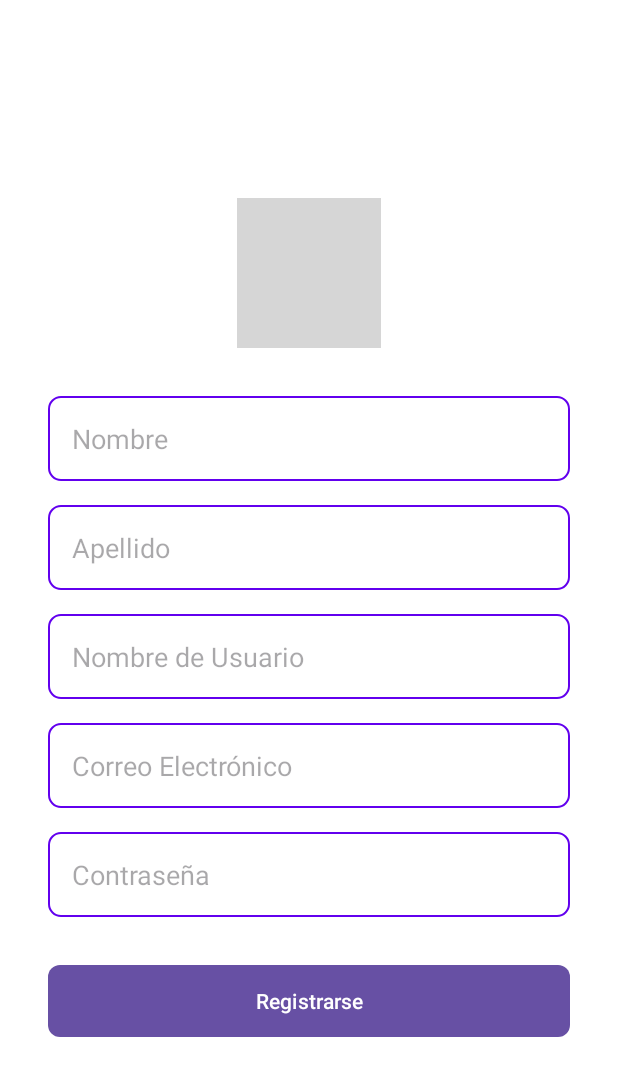
After one commit to MichaelC27/NewsNowApp, an Android app: the Registrar screen opened directly, with no data from a screen before it, on a phone screen of 412 x 824 dp. The commit adds this screen. Shown: the top 1076 px of the screen. Run offline under Robolectric (Android 15) with nearby library versions, the phone set to English and light mode, and no system bars; network calls fail; grey boxes are pictures that could not be loaded.

Commit message:
Se agrego las actividades login y registrar usuario

```diff
--- a/app/src/main/AndroidManifest.xml
+++ b/app/src/main/AndroidManifest.xml
@@ -15,7 +15,10 @@
         android:theme="@style/Theme.NewsNow"
         tools:targetApi="31">
         <activity
-            android:name=".Usuario"
+            android:name=".Registrar"
+            android:exported="false" />
+        <activity
+            android:name=".Login"
             android:exported="false" />
         <activity
             android:name=".InfoNoticias"
--- /dev/null
+++ b/app/src/main/java/com/laabbb/newsnow/Registrar.java
@@ -0,0 +1,24 @@
+package com.laabbb.newsnow;
+
+import android.os.Bundle;
+
+import androidx.activity.EdgeToEdge;
+import androidx.appcompat.app.AppCompatActivity;
+import androidx.core.graphics.Insets;
+import androidx.core.view.ViewCompat;
+import androidx.core.view.WindowInsetsCompat;
+
+public class Registrar extends AppCompatActivity {
+
+    @Override
+    protected void onCreate(Bundle savedInstanceState) {
+        super.onCreate(savedInstanceState);
+        EdgeToEdge.enable(this);
+        setContentView(R.layout.activity_registrar);
+        ViewCompat.setOnApplyWindowInsetsListener(findViewById(R.id.main), (v, insets) -> {
+            Insets systemBars = insets.getInsets(WindowInsetsCompat.Type.systemBars());
+            v.setPadding(systemBars.left, systemBars.top, systemBars.right, systemBars.bottom);
+            return insets;
+        });
+    }
+}
--- /dev/null
+++ b/app/src/main/res/drawable/button_background.xml
@@ -0,0 +1,4 @@
+<shape xmlns:android="http://schemas.android.com/apk/res/android">
+    <solid android:color="@color/primaryDark"/>
+    <corners android:radius="8dp"/>
+</shape>
--- /dev/null
+++ b/app/src/main/res/drawable/edittext_background.xml
@@ -0,0 +1,6 @@
+<shape xmlns:android="http://schemas.android.com/apk/res/android">
+    <solid android:color="@android:color/white"/>
+    <corners android:radius="8dp"/>
+    <stroke android:width="1dp" android:color="@color/primary"/>
+    <padding android:left="10dp" android:top="10dp" android:right="10dp" android:bottom="10dp"/>
+</shape>
--- /dev/null
+++ b/app/src/main/res/layout/activity_registrar.xml
@@ -0,0 +1,87 @@
+<?xml version="1.0" encoding="utf-8"?>
+<androidx.constraintlayout.widget.ConstraintLayout xmlns:android="http://schemas.android.com/apk/res/android"
+    xmlns:app="http://schemas.android.com/apk/res-auto"
+    xmlns:tools="http://schemas.android.com/tools"
+    android:id="@+id/main"
+    android:layout_width="match_parent"
+    android:layout_height="match_parent"
+    android:background="@color/background"
+    tools:context=".Registrar">
+
+    <LinearLayout
+        android:layout_width="match_parent"
+        android:layout_height="match_parent"
+        android:orientation="vertical"
+        android:gravity="center"
+        android:padding="32dp">
+
+        <ImageView
+            android:id="@+id/logo"
+            android:layout_width="wrap_content"
+            android:layout_height="100dp"
+            android:layout_marginBottom="32dp"
+            android:contentDescription="@string/logo"
+            android:src="@drawable/logo" />
+
+        <EditText
+            android:id="@+id/first_name"
+            android:layout_width="match_parent"
+            android:layout_height="wrap_content"
+            android:layout_marginBottom="16dp"
+            android:background="@drawable/edittext_background"
+            android:hint="@string/first_name"
+            android:inputType="text"
+            android:padding="16dp" />
+
+        <EditText
+            android:id="@+id/last_name"
+            android:layout_width="match_parent"
+            android:layout_height="wrap_content"
+            android:layout_marginBottom="16dp"
+            android:background="@drawable/edittext_background"
+            android:hint="@string/last_name"
+            android:inputType="text"
+            android:padding="16dp" />
+
+        <EditText
+            android:id="@+id/username"
+            android:layout_width="match_parent"
+            android:layout_height="wrap_content"
+            android:layout_marginBottom="16dp"
+            android:background="@drawable/edittext_background"
+            android:hint="@string/username"
+            android:inputType="text"
+            android:padding="16dp" />
+
+        <EditText
+            android:id="@+id/email"
+            android:layout_width="match_parent"
+            android:layout_height="wrap_content"
+            android:layout_marginBottom="16dp"
+            android:background="@drawable/edittext_background"
+            android:hint="@string/email"
+            android:inputType="textEmailAddress"
+            android:padding="16dp" />
+
+        <EditText
+            android:id="@+id/password"
+            android:layout_width="match_parent"
+            android:layout_height="wrap_content"
+            android:layout_marginBottom="16dp"
+            android:background="@drawable/edittext_background"
+            android:hint="@string/password"
+            android:inputType="textPassword"
+            android:padding="16dp" />
+
+        <Button
+            android:id="@+id/register_button"
+            android:layout_width="match_parent"
+            android:layout_height="wrap_content"
+            android:layout_marginTop="16dp"
+            android:background="@drawable/button_background"
+            android:text="@string/register"
+            android:textColor="@android:color/white" />
+
+    </LinearLayout>
+
+</androidx.constraintlayout.widget.ConstraintLayout>
--- a/app/src/main/res/values/colors.xml
+++ b/app/src/main/res/values/colors.xml
@@ -2,4 +2,10 @@
 <resources>
     <color name="black">#FF000000</color>
     <color name="white">#FFFFFFFF</color>
+    <color name="background">#FFFFFF</color>
+    <color name="primary">#6200EE</color>
+    <color name="primaryDark">#3700B3</color>
+    <color name="accent">#03DAC5</color>
+    <color name="textPrimary">#000000</color>
+    <color name="link">#03DAC5</color>
 </resources>
--- a/app/src/main/res/values/strings.xml
+++ b/app/src/main/res/values/strings.xml
@@ -2,4 +2,13 @@
     <string name="app_name">NewsNow</string>
     <!-- TODO: Remove or change this placeholder text -->
     <string name="hello_blank_fragment">Hello blank fragment</string>
+    <string name="first_name">Nombre</string>
+    <string name="last_name">Apellido</string>
+    <string name="username">Nombre de Usuario</string>
+    <string name="password">Contraseña</string>
+    <string name="login">Iniciar Sesión</string>
+    <string name="register">Registrarse</string>
+    <string name="logo">Logo de la App</string>
+    <string name="email">Correo Electrónico</string>
+    <string name="confirm_password">Confirmar Contraseña</string>
 </resources>
```
Also changed, not shown: app/src/main/java/com/laabbb/newsnow/Login.java (added, +24 -0 lines), app/src/main/res/layout/activity_login.xml (added, +68 -0 lines).
